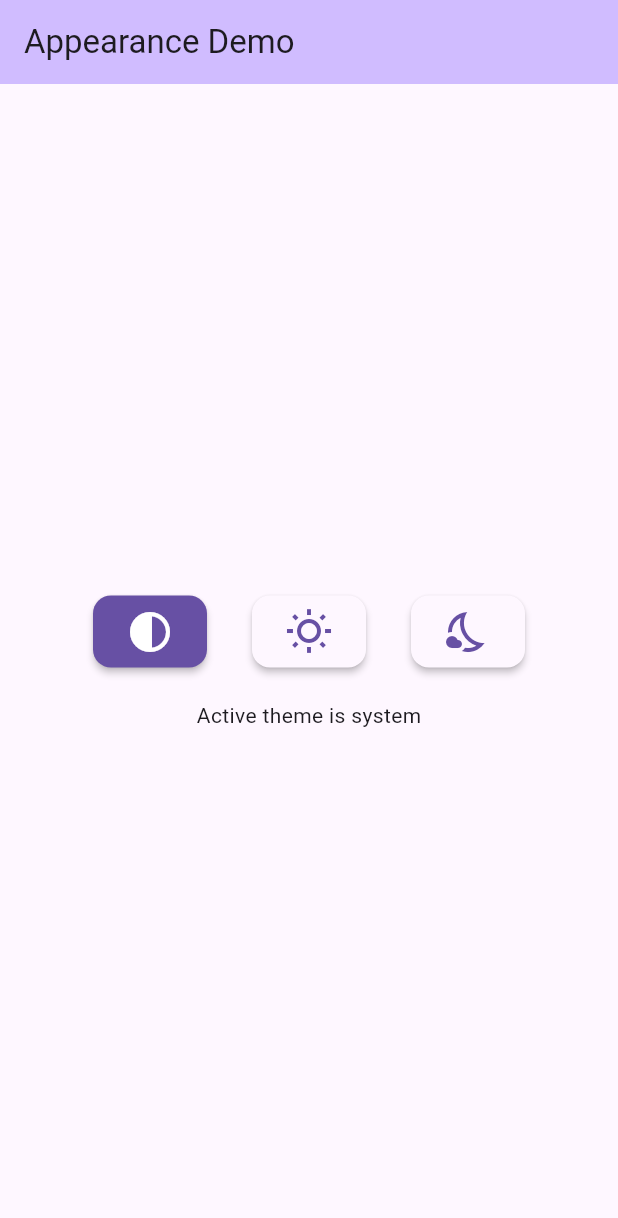
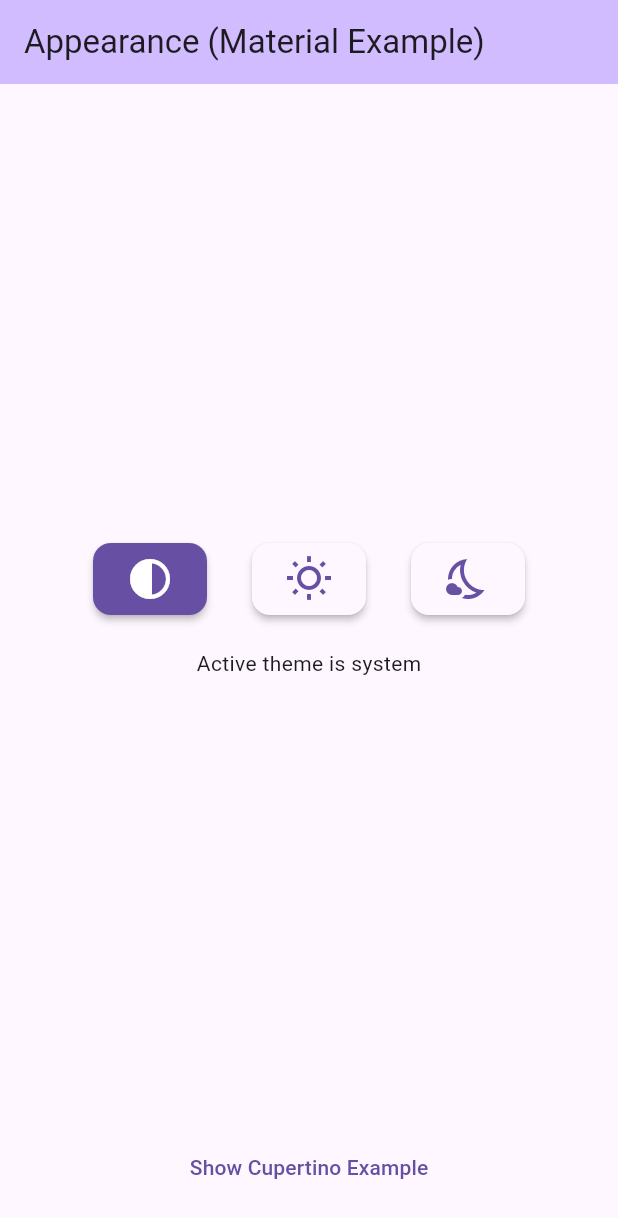
Before and after one commit to alihaider78222/appearance, a Flutter app: the screen it shows after launch, after a tap on the "contrast" icon, on a phone screen of 412 x 824 dp. Shown: the top 1218 px of the screen. Run offline on Flutter 3.47's test engine with Material 3 defaults, Android fonts, the phone set to English and light mode, and no system bars; our stand-ins replace shared_preferences.

Commit message:
✨ cupertino example add

```diff
--- a/example/lib/main.dart
+++ b/example/lib/main.dart
@@ -1,5 +1,8 @@
+import 'package:flutter/cupertino.dart';
 import 'package:flutter/material.dart';
 import 'package:appearance/appearance.dart';
+
+import 'cupertino_example.dart';
 
 Future<void> main() async {
   WidgetsFlutterBinding.ensureInitialized();
@@ -7,6 +10,13 @@ Future<void> main() async {
   // Initiate shared preference instance
   //
   await SharedPreferencesManager.instance.init();
+
+  // OR
+  // If you are using getIt and SharedPreferences instance is already initiated
+  // then we can pass that SharedPreferences instance from getIt to SharedPreferencesManager
+  // e.g
+  //
+  // await SharedPreferencesManager.instance.init( getIt<SharedPreferences>);
 
   runApp(const MyApp());
 }
@@ -19,13 +29,16 @@ class MyApp extends StatefulWidget {
 }
 
 class _MyAppState extends State<MyApp> with AppearanceState {
-  // This widget is the root of your application.
   @override
   Widget build(BuildContext context) {
+    //
+    // Wrap your root Material/Cupertino widget with [BuildWithAppearance].
+    //
     return BuildWithAppearance(
-      initial: ThemeMode.dark,
+      // initial => optional parameter, default value is [ThemeMode.system]
+      // initial: ThemeMode.dark,
       builder: (context) => MaterialApp(
-        title: 'Appearance Demo',
+        title: 'Appearance (Material Example)',
         themeMode: Appearance.of(context)?.mode,
         theme: ThemeData(
           useMaterial3: true,
@@ -35,24 +48,24 @@ class _MyAppState extends State<MyApp> with AppearanceState {
           useMaterial3: true,
           brightness: Brightness.dark,
         ),
-        home: const MyHomePage(
-          title: 'Appearance Demo',
+        home: const MaterialHomePage(
+          title: 'Appearance (Material Example)',
         ),
       ),
     );
   }
 }
 
-class MyHomePage extends StatefulWidget {
-  const MyHomePage({super.key, required this.title});
+class MaterialHomePage extends StatefulWidget {
+  const MaterialHomePage({super.key, required this.title});
 
   final String title;
 
   @override
-  State<MyHomePage> createState() => _MyHomePageState();
+  State<MaterialHomePage> createState() => _MaterialHomePageState();
 }
 
-class _MyHomePageState extends State<MyHomePage> {
+class _MaterialHomePageState extends State<MaterialHomePage> {
   @override
   Widget build(BuildContext context) {
     final appearance = Appearance.of(context);
@@ -65,23 +78,28 @@ class _MyHomePageState extends State<MyHomePage> {
       body: Center(
         child: Column(
           mainAxisAlignment: MainAxisAlignment.center,
+          crossAxisAlignment: CrossAxisAlignment.center,
           children: <Widget>[
+            const Spacer(flex: 2),
             Row(
               mainAxisAlignment: MainAxisAlignment.center,
               children: [
                 themeCard(
+                  context,
                   mode: ThemeMode.system,
                   icon: Icons.contrast_rounded,
                   onTap: () => appearance?.setMode(ThemeMode.system),
                 ),
                 const SizedBox(width: 22),
                 themeCard(
+                  context,
                   mode: ThemeMode.light,
                   icon: Icons.wb_sunny_outlined,
                   onTap: () => appearance?.setMode(ThemeMode.light),
                 ),
                 const SizedBox(width: 22),
                 themeCard(
+                  context,
                   mode: ThemeMode.dark,
                   icon: Icons.nights_stay_outlined,
                   onTap: () => appearance?.setMode(ThemeMode.dark),
@@ -90,13 +108,23 @@ class _MyHomePageState extends State<MyHomePage> {
             ),
             const SizedBox(height: 18),
             Text('Active theme is ${appearance?.mode.name}'),
+            const Spacer(flex: 2),
+            Align(
+              alignment: Alignment.bottomCenter,
+              child: TextButton(
+                onPressed: _navigateToCupertinoExample,
+                child: const Text('Show Cupertino Example'),
+              ),
+            ),
+            const SizedBox(height: 22),
           ],
         ),
       ),
     );
   }
 
-  themeCard({required ThemeMode mode, required IconData icon, required onTap}) {
+  themeCard(BuildContext context,
+      {required ThemeMode mode, required IconData icon, required onTap}) {
     var activeThemeMode = Appearance.of(context)?.mode;
     return Card(
       elevation: 2,
@@ -122,4 +150,11 @@ class _MyHomePageState extends State<MyHomePage> {
       ),
     );
   }
+
+  _navigateToCupertinoExample() {
+    Navigator.push(
+      context,
+      MaterialPageRoute(builder: (context) => const CupertinoHomePage()),
+    );
+  }
 }
--- a/lib/src/appearance.dart
+++ b/lib/src/appearance.dart
@@ -9,11 +9,13 @@ import 'themes.dart';
 class Appearance extends InheritedWidget {
   final ThemeMode mode;
   final ValueChanged<ThemeMode> setMode;
+  final Brightness? cupertinoBrightness;
 
-  const Appearance({
+  Appearance({
     required this.mode,
     required this.setMode,
     required Widget child,
+    this.cupertinoBrightness,
     Key? key,
     // })  : assert(mode != null),
   }) : super(child: child, key: key);
@@ -46,6 +48,19 @@ mixin AppearanceState<T extends StatefulWidget> on State<T> {
     PreferenceManager(_sharedPreferences).themeMode = themeModeToString(mode);
   }
 
+  Brightness? get cupertinoBrightness {
+    switch (_mode) {
+      case ThemeMode.system:
+        return Brightness.light; //Brightness.light;
+      case ThemeMode.light:
+        return Brightness.light;
+      case ThemeMode.dark:
+        return Brightness.dark;
+      default:
+        return null;
+    }
+  }
+
   @override
   void didChangeDependencies() {
     super.didChangeDependencies();
@@ -62,6 +77,7 @@ mixin AppearanceState<T extends StatefulWidget> on State<T> {
     return Appearance(
       mode: _mode ?? initial ?? ThemeMode.system,
       setMode: setMode,
+      cupertinoBrightness: cupertinoBrightness,
       child: Builder(builder: builder),
     );
   }
--- a/lib/src/shared_preference.dart
+++ b/lib/src/shared_preference.dart
@@ -16,8 +16,12 @@ class SharedPreferencesManager {
   }
 
   // Initialize SharedPreferences
-  Future<void> init() async {
-    _preferences = await SharedPreferences.getInstance();
+  Future<void> init({SharedPreferences? preferences}) async {
+    if (preferences != null) {
+      _preferences = preferences;
+    } else {
+      _preferences = await SharedPreferences.getInstance();
+    }
   }
 
   SharedPreferences get preference => _preferences;
```
Also changed, not shown: example/lib/cupertino_example.dart (added, +86 -0 lines).
